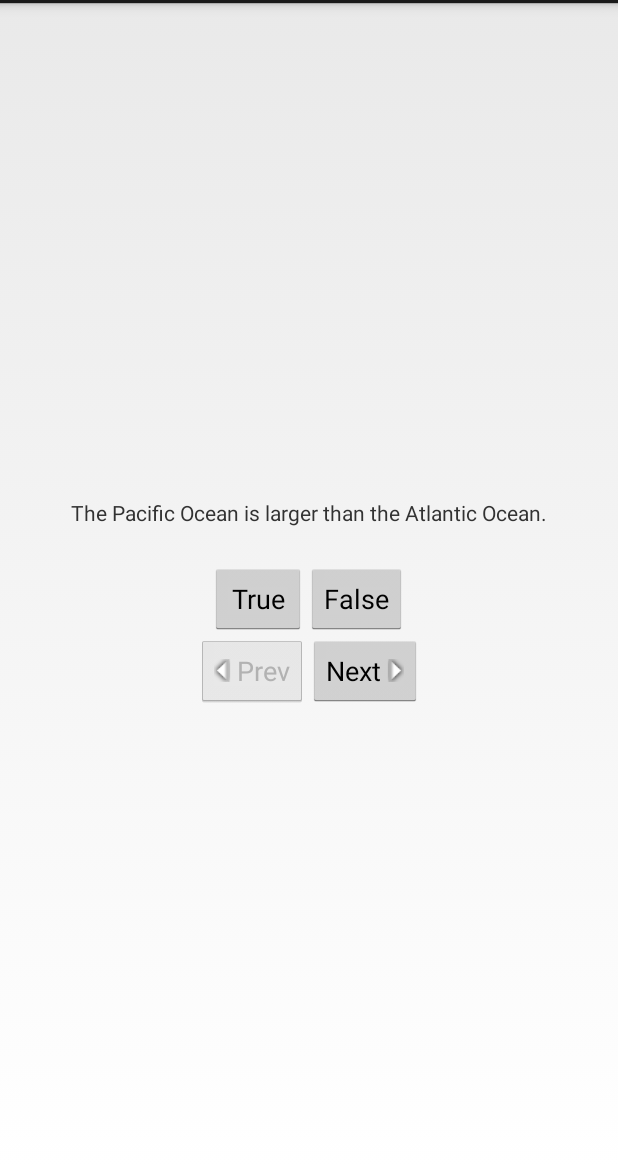
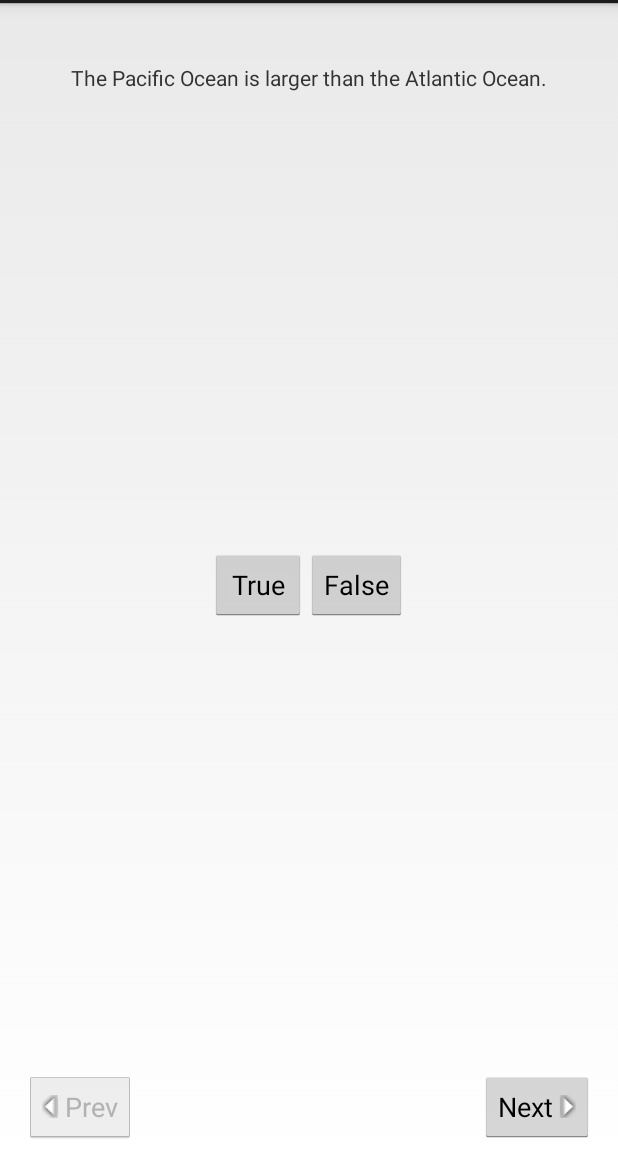
Before and after one commit to xizz/GeoQuiz, an Android app: the screen it shows after launch (QuizActivity), on a phone screen of 412 x 824 dp, the part 69-1236 px from its top. Run offline under Robolectric (Android 15) with nearby library versions, the phone set to English and light mode, and no system bars.

```diff
--- a/app/src/main/java/xizz/geoquiz/QuizActivity.java
+++ b/app/src/main/java/xizz/geoquiz/QuizActivity.java
@@ -2,6 +2,7 @@ package xizz.geoquiz;
 
 import android.app.Activity;
 import android.os.Bundle;
+import android.util.Log;
 import android.view.Menu;
 import android.view.View;
 import android.widget.Button;
@@ -10,8 +11,11 @@ import android.widget.Toast;
 
 
 public class QuizActivity extends Activity {
+	private static final String TAG = "QuizActivity";
+	private static final String KEY_INDEX = "index";
 
 	private Button mPreviousButton;
+	private Button mNextButton;
 
 	private TextView mQuestionTextView;
 
@@ -31,14 +35,30 @@ public class QuizActivity extends Activity {
 		setContentView(R.layout.activity_quiz);
 
 		mPreviousButton = (Button) findViewById(R.id.previous_button);
+		mNextButton = (Button) findViewById(R.id.next_button);
 		mQuestionTextView = (TextView) findViewById(R.id.question_text_view);
 		mQuestionTextView.setOnClickListener(new View.OnClickListener() {
 			@Override
-			public void onClick(View v) {
-				click(v);
-			}
+			public void onClick(View v) { click(v); }
 		});
+	}
 
+	@Override
+	protected void onSaveInstanceState(Bundle outState) {
+		super.onSaveInstanceState(outState);
+		Log.i(TAG, "onSavedInstanceState");
+		outState.putInt(KEY_INDEX, mCurrentIndex);
+	}
+
+	@Override
+	protected void onRestoreInstanceState(Bundle savedInstanceState) {
+		mCurrentIndex = savedInstanceState.getInt(KEY_INDEX, 0);
+		super.onRestoreInstanceState(savedInstanceState);
+	}
+
+	@Override
+	protected void onResume() {
+		super.onResume();
 		updateUI();
 	}
 
@@ -49,17 +69,15 @@ public class QuizActivity extends Activity {
 	}
 
 	private void updateUI() {
-		int question = mAnswerKey[mCurrentIndex % mAnswerKey.length].question;
+		int question = mAnswerKey[mCurrentIndex].question;
 		mQuestionTextView.setText(question);
 
-		if (mCurrentIndex > 0)
-			mPreviousButton.setEnabled(true);
-		else
-			mPreviousButton.setEnabled(false);
+		mPreviousButton.setEnabled(mCurrentIndex > 0);
+		mNextButton.setEnabled(mCurrentIndex < mAnswerKey.length - 1);
 	}
 
 	private void checkAnswer(boolean userAnswer) {
-		boolean answer = mAnswerKey[mCurrentIndex % mAnswerKey.length].answer;
+		boolean answer = mAnswerKey[mCurrentIndex].answer;
 
 		if (userAnswer == answer)
 			Toast.makeText(this, R.string.correct_toast, Toast.LENGTH_SHORT).show();
@@ -76,10 +94,8 @@ public class QuizActivity extends Activity {
 				checkAnswer(false);
 				break;
 			case R.id.previous_button:
-				if (mCurrentIndex > 0) {
-					--mCurrentIndex;
-					updateUI();
-				}
+				--mCurrentIndex;
+				updateUI();
 				break;
 			case R.id.question_text_view:
 			case R.id.next_button:
--- a/app/src/main/res/layout/activity_quiz.xml
+++ b/app/src/main/res/layout/activity_quiz.xml
@@ -1,9 +1,7 @@
-<LinearLayout xmlns:android="http://schemas.android.com/apk/res/android"
+<FrameLayout xmlns:android="http://schemas.android.com/apk/res/android"
 	xmlns:tools="http://schemas.android.com/tools"
 	android:layout_width="match_parent"
 	android:layout_height="match_parent"
-	android:gravity="center"
-	android:orientation="vertical"
 	android:paddingBottom="@dimen/activity_vertical_margin"
 	android:paddingLeft="@dimen/activity_horizontal_margin"
 	android:paddingRight="@dimen/activity_horizontal_margin"
@@ -14,11 +12,14 @@
 		android:id="@+id/question_text_view"
 		android:layout_width="wrap_content"
 		android:layout_height="wrap_content"
-		android:padding="24dp" />
+		android:layout_gravity="center_horizontal"
+		android:padding="24dp"
+		android:text="place holder" />
 
 	<LinearLayout
 		android:layout_width="wrap_content"
 		android:layout_height="wrap_content"
+		android:layout_gravity="center"
 		android:orientation="horizontal">
 
 		<Button
@@ -37,15 +38,11 @@
 
 	</LinearLayout>
 
-	<LinearLayout
-		android:layout_width="wrap_content"
-		android:layout_height="wrap_content"
-		android:orientation="horizontal">
-
 	<Button
 		android:id="@+id/previous_button"
 		android:layout_width="wrap_content"
 		android:layout_height="wrap_content"
+		android:layout_gravity="bottom|left"
 		android:drawableLeft="@mipmap/arrow_left"
 		android:drawablePadding="4dp"
 		android:onClick="click"
@@ -55,11 +52,10 @@
 		android:id="@+id/next_button"
 		android:layout_width="wrap_content"
 		android:layout_height="wrap_content"
+		android:layout_gravity="bottom|right"
 		android:drawablePadding="4dp"
 		android:drawableRight="@mipmap/arrow_right"
 		android:onClick="click"
 		android:text="@string/next_button" />
 
-	</LinearLayout>
-
-</LinearLayout>
+</FrameLayout>
```
Lines whose indentation alone changed are shown as unchanged.
